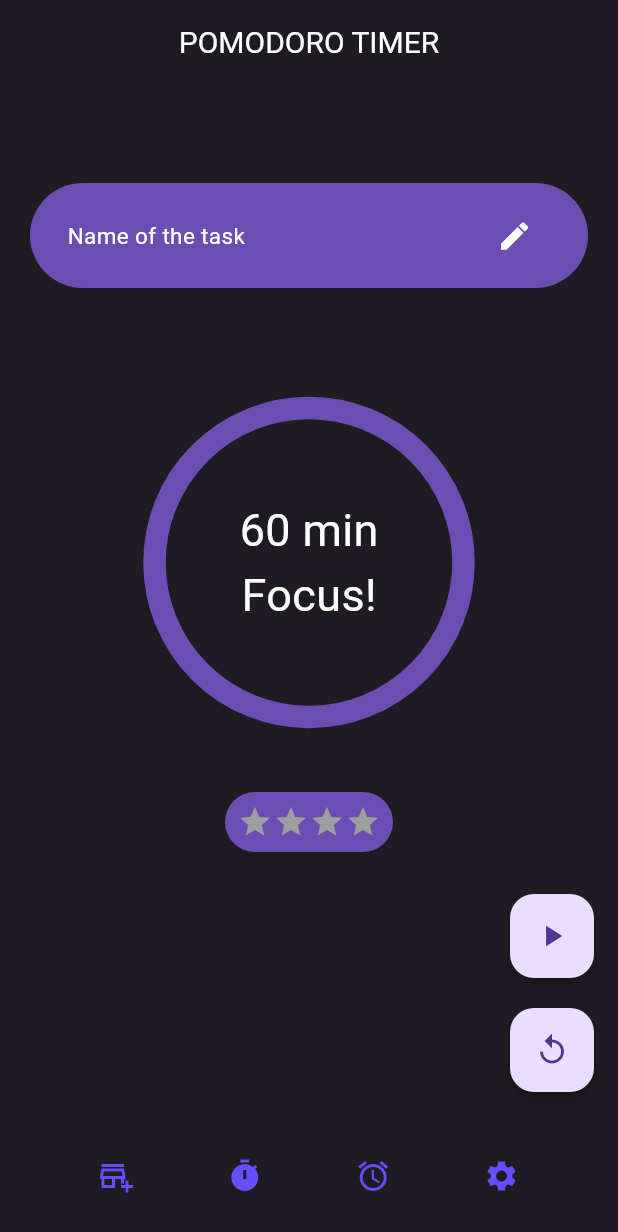
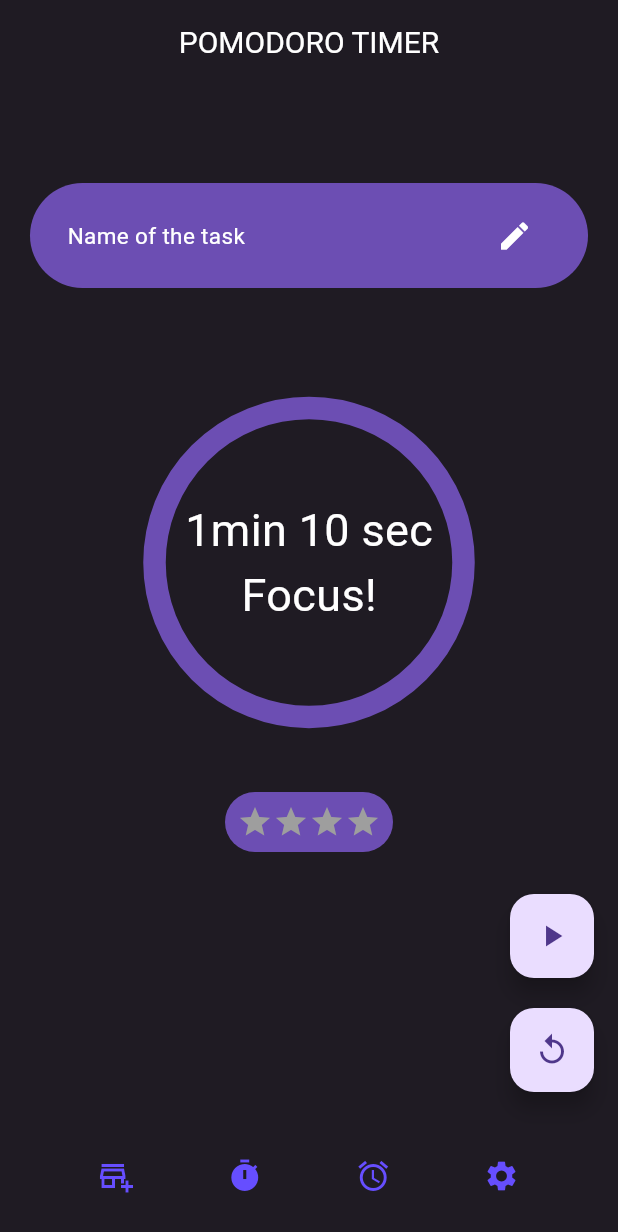
Before and after one commit to UtkarshDeoli/Tomato-Timer, a Flutter app: the screen it shows after launch, on a phone screen of 412 x 824 dp. Shown: the top 1232 px of the screen. Run offline on Flutter 3.47's test engine with Material 3 defaults, Android fonts, the phone set to English and light mode, and no system bars.

Commit message:
Fixed the time display

```diff
--- a/tamatar/lib/Pages/pomoHome.dart
+++ b/tamatar/lib/Pages/pomoHome.dart
@@ -3,8 +3,8 @@ import 'package:flutter/material.dart';
 import 'package:tamatar/Shared/styleSheet.dart';
 import 'package:tamatar/Widgets/pomodoro.dart';
 
-double studyTime = 60 * 60;
-double restTime = 15 * 60;
+double studyTime = 70;
+double restTime = 15;
 double currentActiveTime = studyTime;
 int numberOfSessons = 4;
 int currentSesson = 0;
@@ -70,7 +70,9 @@ class _HomeScreenState extends State<HomeScreen> {
                   Column(
                     children: [
                       Text(
-                        "${((studyTime - currentTime) / 60).floor()} min",
+                        ((studyTime - currentTime) < 60)
+                            ? "${(studyTime - currentTime).ceil()} sec"
+                            : "${((studyTime - currentTime) / 60).floor()}min ${((studyTime - currentTime) % 60).floor()} sec",
                         style: const TextStyle(fontSize: 30),
                       ),
                       Text(
```
